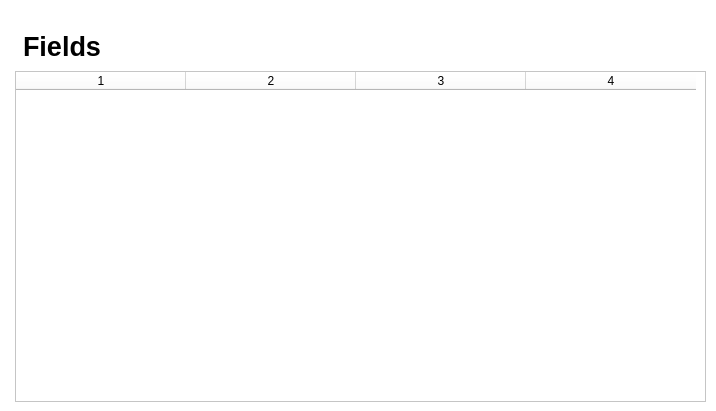
The window that listfieldswindow.ui (carlosvelaquez/ProyectoEDII) describes before a commit, drawn with Qt 5.
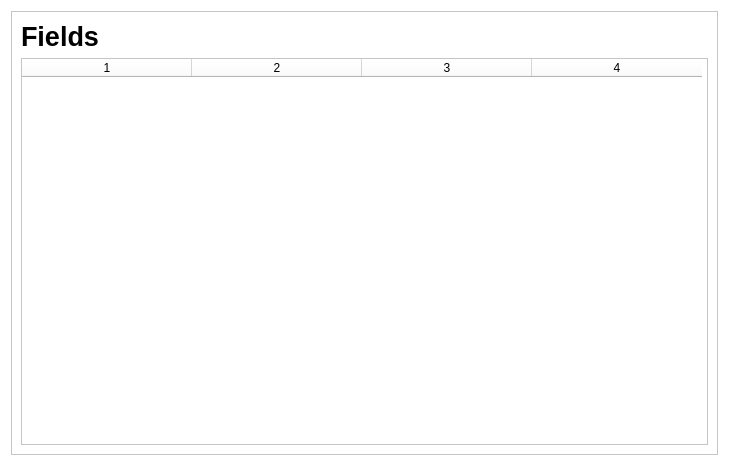
The same window after the commit.

Patch:
```diff
--- a/listfieldswindow.ui
+++ b/listfieldswindow.ui
@@ -6,8 +6,8 @@
    <rect>
     <x>0</x>
     <y>0</y>
-    <width>716</width>
-    <height>411</height>
+    <width>729</width>
+    <height>466</height>
    </rect>
   </property>
   <property name="windowTitle">
@@ -16,38 +16,18 @@
   <property name="styleSheet">
    <string notr="true">background-color: rgb(255, 255, 255);</string>
   </property>
-  <widget class="QTableWidget" name="tableWidget">
-   <property name="geometry">
-    <rect>
-     <x>15</x>
-     <y>71</y>
-     <width>691</width>
-     <height>331</height>
-    </rect>
-   </property>
-   <property name="dragDropOverwriteMode">
-    <bool>false</bool>
-   </property>
-   <property name="columnCount">
-    <number>4</number>
-   </property>
-   <attribute name="horizontalHeaderDefaultSectionSize">
-    <number>170</number>
-   </attribute>
-   <column/>
-   <column/>
-   <column/>
-   <column/>
-  </widget>
+  <layout class="QVBoxLayout" name="verticalLayout_2">
+   <item>
+    <widget class="QFrame" name="frame">
+     <property name="frameShape">
+      <enum>QFrame::StyledPanel</enum>
+     </property>
+     <property name="frameShadow">
+      <enum>QFrame::Raised</enum>
+     </property>
+     <layout class="QVBoxLayout" name="verticalLayout">
+      <item>
   <widget class="QLabel" name="label">
-   <property name="geometry">
-    <rect>
-     <x>23</x>
-     <y>26</y>
-     <width>241</width>
-     <height>41</height>
-    </rect>
-   </property>
    <property name="font">
     <font>
      <pointsize>20</pointsize>
@@ -59,6 +39,28 @@
     <string>Fields</string>
    </property>
   </widget>
+      </item>
+      <item>
+       <widget class="QTableWidget" name="tableWidget">
+        <property name="dragDropOverwriteMode">
+         <bool>false</bool>
+        </property>
+        <property name="columnCount">
+         <number>4</number>
+        </property>
+        <attribute name="horizontalHeaderDefaultSectionSize">
+         <number>170</number>
+        </attribute>
+        <column/>
+        <column/>
+        <column/>
+        <column/>
+       </widget>
+      </item>
+     </layout>
+    </widget>
+   </item>
+  </layout>
  </widget>
  <resources/>
  <connections/>
```
Lines whose indentation alone changed are shown as unchanged.
